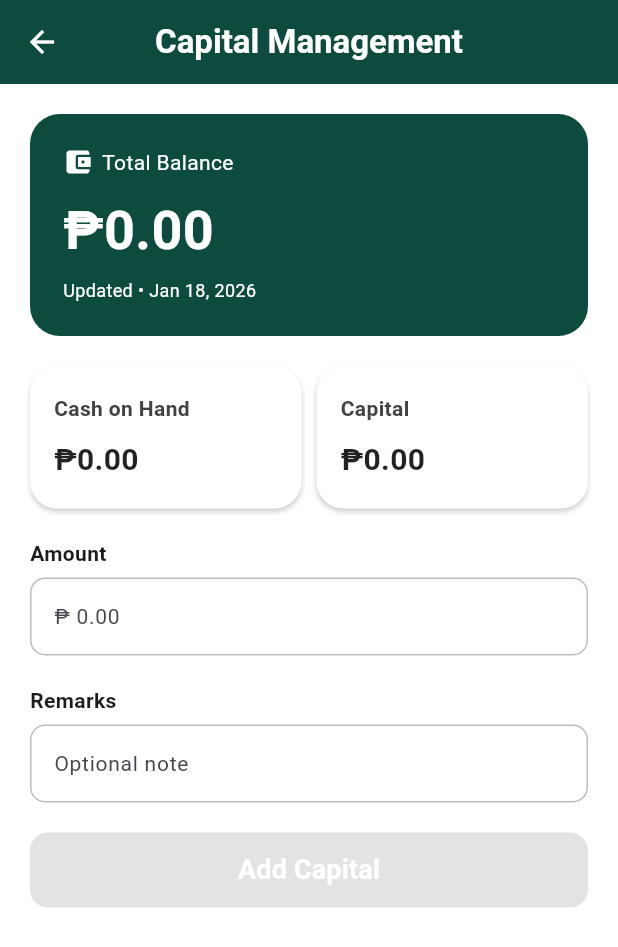
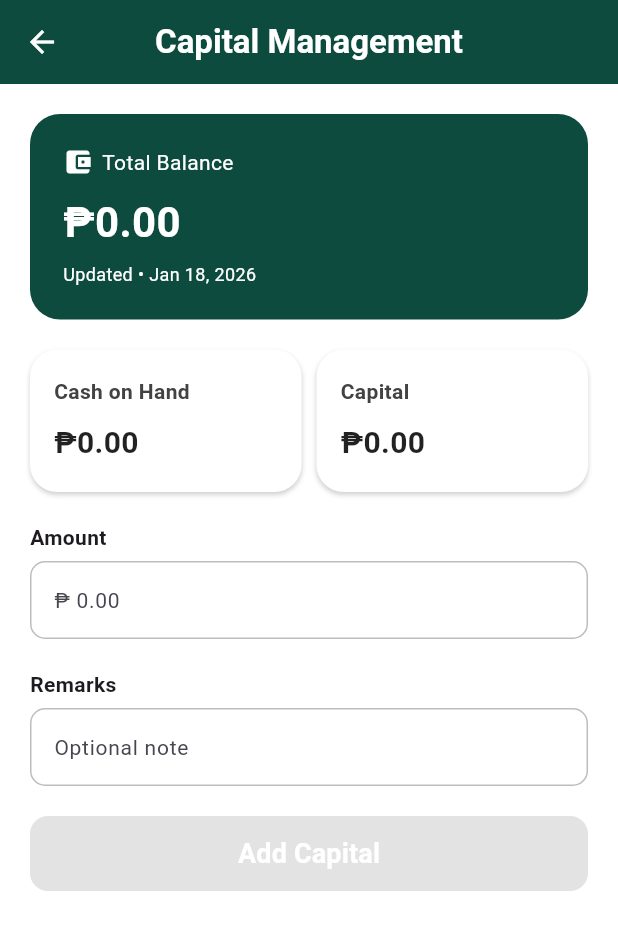
Before and after one commit to alduanemirasol/dswd_slp, a Flutter app: the CapitalManagementView screen opened by its route, on a phone screen of 412 x 824 dp. Shown: the top 947 px of the screen. Run offline on Flutter 3.47's test engine with Material 3 defaults, Android fonts, the light colour scheme and no system bars; our stand-ins replace go_router, shared_preferences, sqflite; accounts and stored records are empty.

Commit message:
tweak: font-size

```diff
--- a/lib/widgets/balance_summary_card.dart
+++ b/lib/widgets/balance_summary_card.dart
@@ -37,9 +37,9 @@ class BalanceSummaryCard extends StatelessWidget {
           Text(
             amount,
             style: const TextStyle(
-              fontSize: 36,
-              fontWeight: FontWeight.bold,
+              fontWeight: FontWeight.w700,
               color: Colors.white,
+              fontSize: 28,
             ),
           ),
           const SizedBox(height: 6),
```
